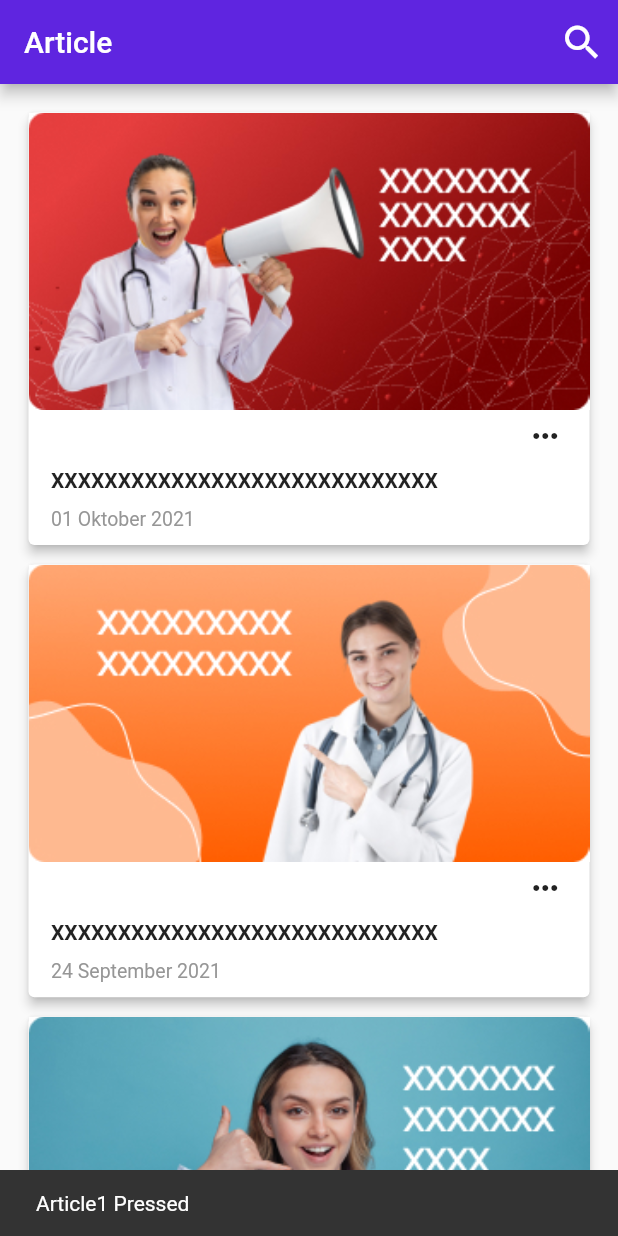
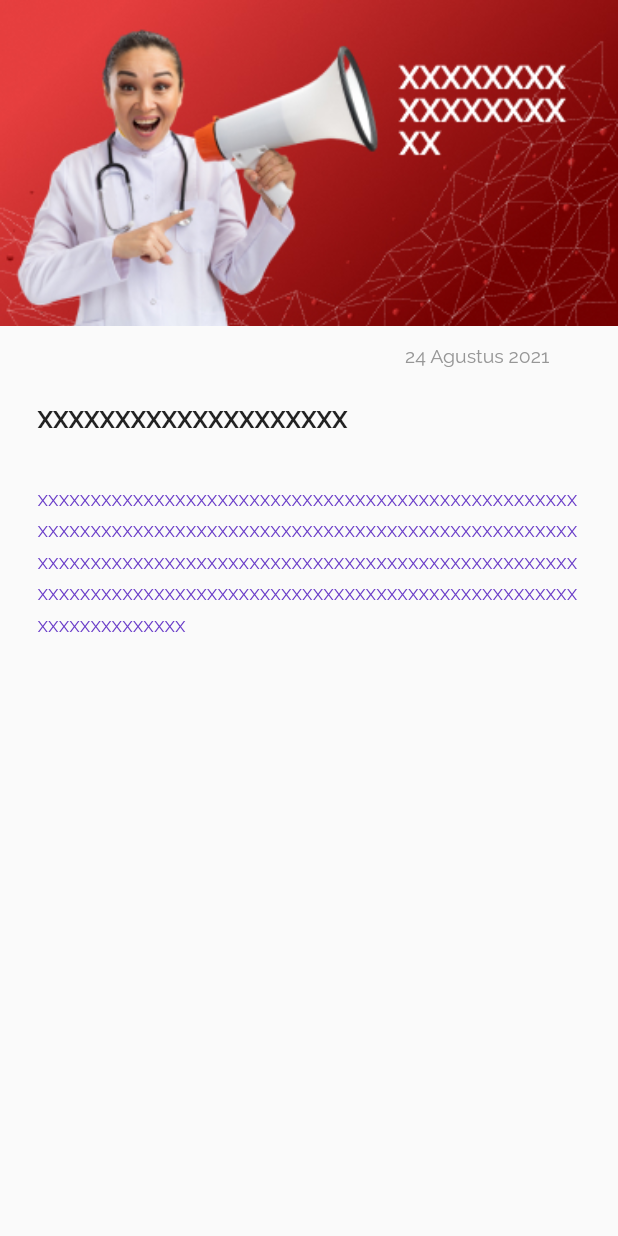
Before and after one commit to JoshInkiriwang/fisiohome, a Flutter app: the HalamanArticle screen opened directly, after a tap on "XXXXXXXXXXXXXXXXXXXXXXXXXXXXX", on a phone screen of 412 x 824 dp. Run offline on Flutter 3.47's test engine with Material 2 defaults, Android fonts, the phone set to English and light mode, and no system bars; our stand-ins replace introduction_screen.

Commit message:
Article & Homepage Update

```diff
--- a/lib/BottomNavBarWidgets/ArticlePage/Detail Article.dart
+++ b/lib/BottomNavBarWidgets/ArticlePage/Detail Article.dart
@@ -0,0 +1,62 @@
+import 'package:FisioHome/BottomNavBar.dart';
+import 'package:FisioHome/BottomNavBarWidgets/ArticlePage/HalamanArticle.dart';
+import 'package:FisioHome/BottomNavBarWidgets/HomePage/HalamanHome.dart';
+import 'package:flutter/cupertino.dart';
+import 'package:flutter/material.dart';
+
+class DetailArticle1 extends StatelessWidget {
+  @override
+  Widget build(BuildContext context) {
+    return MaterialApp(
+      debugShowCheckedModeBanner: false,
+      home: Scaffold(
+        body: SafeArea(
+          child: SingleChildScrollView(
+            child: Stack(
+              children: <Widget>[
+                Image.asset('assets/images/DetailArtikel1.jpg', scale: 0.9,),
+                Container(
+                  padding: EdgeInsets.only(left : 270.0, top: 230.0),
+                  child: Text('24 Agustus 2021',
+                    style: TextStyle(
+                      fontSize: 13,
+                      color: Color.fromRGBO(150, 150, 150, 100),
+                      fontFamily: 'Raleway',
+                    ),
+                    textAlign: TextAlign.end,
+                  ),
+                ),
+
+                Container(
+                  padding: EdgeInsets.only(left: 25.0, top: 270.0),
+                  child: Text('XXXXXXXXXXXXXXXXXXXX',
+                    style: TextStyle(
+                      fontSize: 16,
+                      fontWeight: FontWeight.w700,
+                      fontFamily: 'Raleway',
+                    ),
+                  ),
+                ),
+
+                Container(
+                  padding: EdgeInsets.only(left: 25.0, top: 320.0, right: 25.0),
+                  child: Text('xxxxxxxxxxxxxxxxxxxxxxxxxxxxxxxxxxxxxxxxxxxxxxx'
+                    'xxxxxxxxxxxxxxxxxxxxxxxxxxxxxxxxxxxxxxxxxxxxxxxxxxxxxxxxx'
+                    'xxxxxxxxxxxxxxxxxxxxxxxxxxxxxxxxxxxxxxxxxxxxxxxxxxxxxxxxx'
+                    'xxxxxxxxxxxxxxxxxxxxxxxxxxxxxxxxxxxxxxxxxxxxxxxxxxxxxxxxx',
+                      style: TextStyle(
+                        color: Color.fromRGBO(105, 60, 200, 100),
+                        fontFamily: 'Raleway',
+                        height: 1.5,
+                      ),
+                      textAlign: TextAlign.justify,
+                    ),
+                ),
+              ],
+            ),
+          ),
+        ),
+      ),
+    );
+  }
+}
--- a/lib/BottomNavBarWidgets/ArticlePage/HalamanArticle.dart
+++ b/lib/BottomNavBarWidgets/ArticlePage/HalamanArticle.dart
@@ -1,3 +1,4 @@
+import 'package:FisioHome/BottomNavBarWidgets/ArticlePage/Detail%20Article.dart';
 import 'package:flutter/cupertino.dart';
 import 'package:flutter/material.dart';
 
@@ -30,11 +31,7 @@ class HalamanArticle extends StatelessWidget {
       body: ListView(
         padding: EdgeInsets.symmetric(vertical: 15.0, horizontal: 15.0),
         children: [
-          InkWell(
-            child: Article1(),
-            onTap: () => ScaffoldMessenger.of(context).showSnackBar(
-                SnackBar(content: Text('Article1 Pressed'))),
-          ),
+          Article1(),
           SizedBox(height: 5),
           InkWell(
             child: Article2(),
@@ -62,8 +59,12 @@ class HalamanArticle extends StatelessWidget {
 class Article1 extends StatelessWidget {
   @override
   Widget build(BuildContext context){
-    return Card(
-      elevation: 3.0,
+    return InkWell(
+      onTap: () => Navigator.push(
+          context, MaterialPageRoute(builder: (context) => DetailArticle1()),
+      ),
+      child: Card(
+        elevation: 3.0,
         child: Column(
           children: [
             SizedBox(
@@ -90,6 +91,7 @@ class Article1 extends StatelessWidget {
               ),
             ),
           ],
+        ),
       ),
     );
   }
--- a/pubspec.yaml
+++ b/pubspec.yaml
@@ -78,6 +78,7 @@ flutter:
     - assets/images/Artikel2.jpg
     - assets/images/Artikel3.jpg
     - assets/images/Artikel4.jpg
+    - assets/images/DetailArtikel1.jpg
 
   # An image asset can refer to one or more resolution-specific "variants", see
   # https://flutter.dev/assets-and-images/#resolution-aware.
```
Also changed, not shown: lib/BottomNavBarWidgets/HomePage/ArticleSection.dart (deleted, +0 -24 lines), lib/BottomNavBarWidgets/HomePage/Components/ArticleSection.dart (added, +53 -0 lines), lib/BottomNavBarWidgets/HomePage/Components/PromoSection.dart (added, +29 -0 lines), lib/BottomNavBarWidgets/HomePage/HalamanHome.dart (+10 -8 lines), lib/BottomNavBarWidgets/HomePage/PromoSection.dart (deleted, +0 -9 lines), assets/images/DetailArtikel1.jpg (added), lib/BottomNavBarWidgets/ArticlePage/Content.dart (deleted), lib/BottomNavBarWidgets/HomePage/Components/FourButtons.dart (renamed from lib/BottomNavBarWidgets/HomePage/FourButtons.dart), lib/BottomNavBarWidgets/HomePage/Components/HomeButtonGroup.dart (renamed from lib/BottomNavBarWidgets/HomePage/HomeButtonGroup.dart), lib/BottomNavBarWidgets/HomePage/Components/SearchBar.dart (renamed from lib/BottomNavBarWidgets/HomePage/SearchBar.dart).
